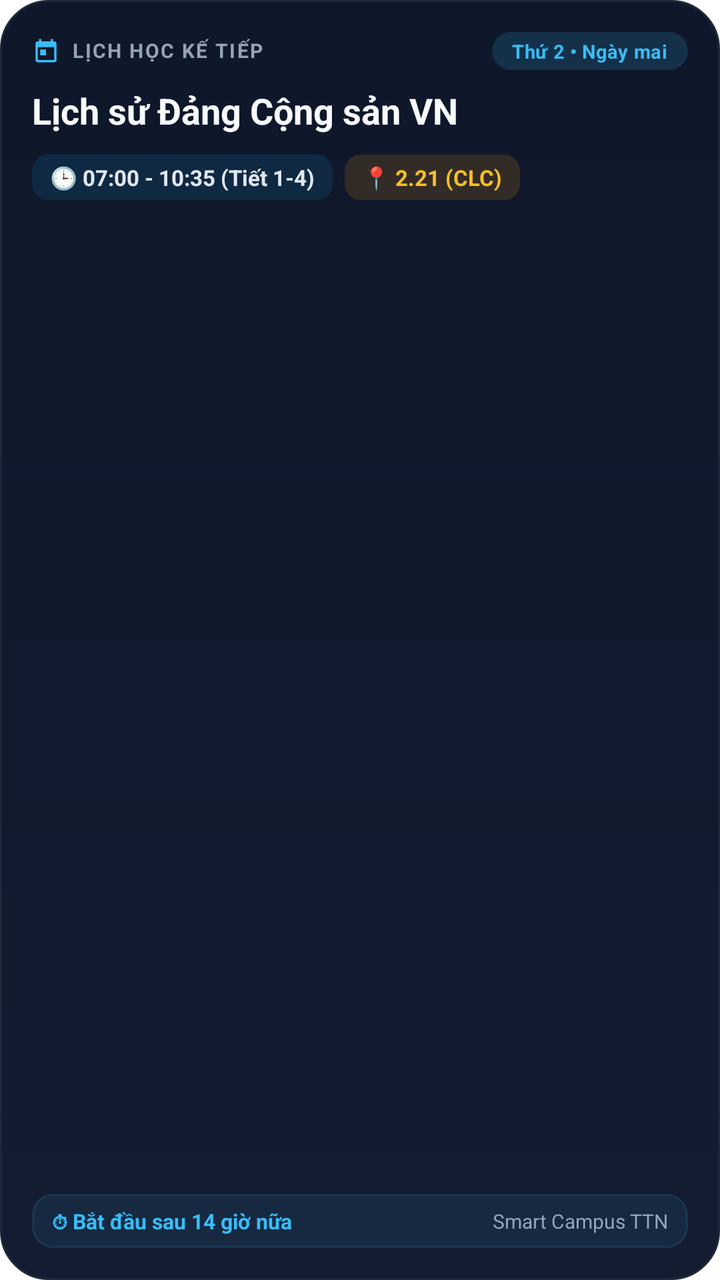
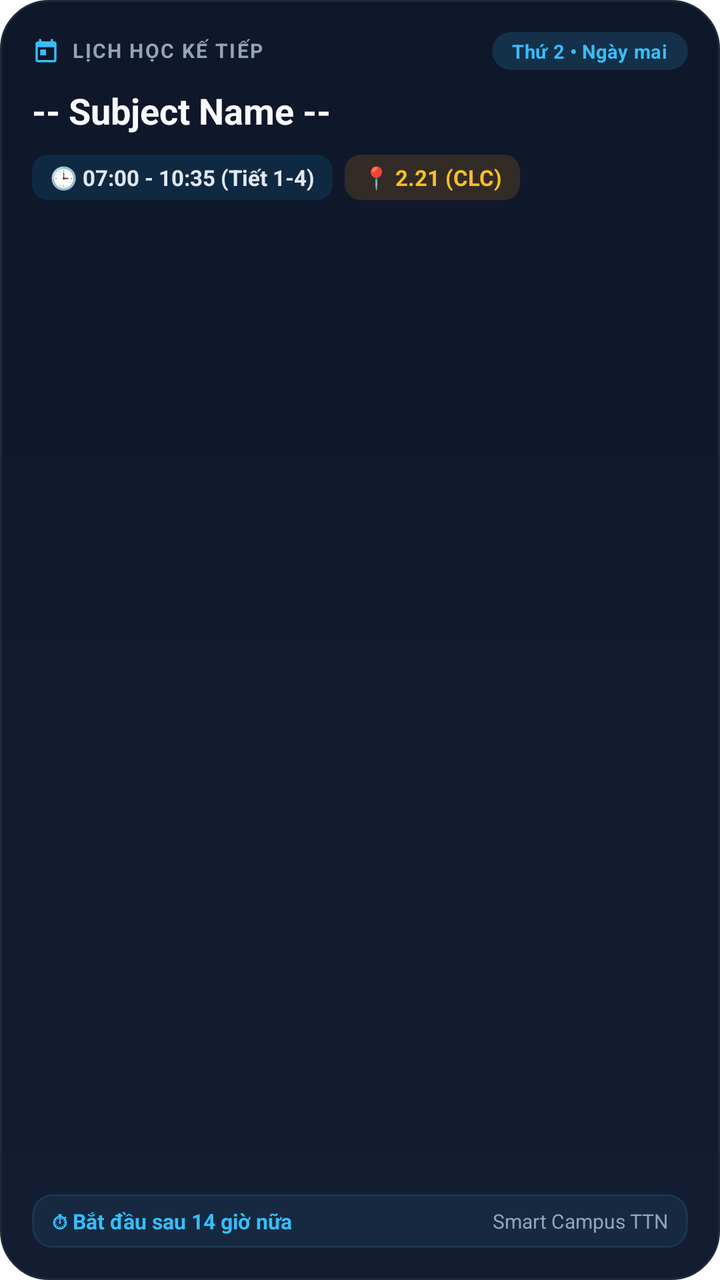

The first picture is an Android layout as it rendered before a commit; the second is the same layout after the commit. The layout source and the unified diff follow.
<!-- AndroidManifest.xml: fallback theme Theme.MaterialComponents.DayNight.NoActionBar -->
<!-- res/layout/schedule_widget_layout.xml -->
<?xml version="1.0" encoding="utf-8"?>
<LinearLayout xmlns:android="http://schemas.android.com/apk/res/android"
    android:id="@+id/widget_root"
    android:layout_width="match_parent"
    android:layout_height="match_parent"
    android:orientation="vertical"
    android:background="@drawable/widget_background"
    android:padding="16dp">

    
    <LinearLayout
        android:layout_width="match_parent"
        android:layout_height="wrap_content"
        android:orientation="horizontal"
        android:gravity="center_vertical">

        
        <LinearLayout
            android:layout_width="0dp"
            android:layout_height="wrap_content"
            android:layout_weight="1"
            android:orientation="horizontal"
            android:gravity="center_vertical">

            <ImageView
                android:layout_width="14dp"
                android:layout_height="14dp"
                android:src="@drawable/ic_widget_calendar"
                android:contentDescription="Calendar" />

            <TextView
                android:layout_width="wrap_content"
                android:layout_height="wrap_content"
                android:layout_marginStart="6dp"
                android:text="LỊCH HỌC KẾ TIẾP"
                android:textColor="#94A3B8"
                android:textSize="10sp"
                android:textStyle="bold"
                android:letterSpacing="0.08" />
        </LinearLayout>

        
        <TextView
            android:id="@+id/widget_status"
            android:layout_width="wrap_content"
            android:layout_height="wrap_content"
            android:text="Thứ 2 • Ngày mai"
            android:textColor="#38BDF8"
            android:background="@drawable/widget_tonal_sky_pill"
            android:paddingStart="10dp"
            android:paddingEnd="10dp"
            android:paddingTop="3dp"
            android:paddingBottom="3dp"
            android:textSize="9.5sp"
            android:textStyle="bold"
            android:letterSpacing="0.02" />
    </LinearLayout>

    
    <TextView
        android:id="@+id/widget_subject"
        android:layout_width="match_parent"
        android:layout_height="wrap_content"
        android:layout_marginTop="8dp"
        android:text="Lịch sử Đảng Cộng sản VN"
        android:textColor="#F8FAFC"
        android:textSize="18sp"
        android:textStyle="bold"
        android:maxLines="2"
        android:ellipsize="end" />

    
    <LinearLayout
        android:layout_width="match_parent"
        android:layout_height="wrap_content"
        android:layout_marginTop="10dp"
        android:orientation="horizontal"
        android:gravity="center_vertical">

        
        <LinearLayout
            android:layout_width="wrap_content"
            android:layout_height="wrap_content"
            android:background="@drawable/widget_chip_time_bg"
            android:paddingStart="9dp"
            android:paddingEnd="9dp"
            android:paddingTop="4dp"
            android:paddingBottom="4dp"
            android:orientation="horizontal"
            android:gravity="center_vertical">

            <TextView
                android:id="@+id/widget_time"
                android:layout_width="wrap_content"
                android:layout_height="wrap_content"
                android:text="🕒 07:00 - 10:35 (Tiết 1-4)"
                android:textColor="#E2E8F0"
                android:textSize="11sp"
                android:textStyle="bold" />
        </LinearLayout>

        <TextView
            android:layout_width="6dp"
            android:layout_height="wrap_content" />

        
        <LinearLayout
            android:layout_width="wrap_content"
            android:layout_height="wrap_content"
            android:background="@drawable/widget_chip_room_bg"
            android:paddingStart="9dp"
            android:paddingEnd="9dp"
            android:paddingTop="4dp"
            android:paddingBottom="4dp"
            android:orientation="horizontal"
            android:gravity="center_vertical">

            <TextView
                android:id="@+id/widget_room"
                android:layout_width="wrap_content"
                android:layout_height="wrap_content"
                android:text="📍 2.21 (CLC)"
                android:textColor="#FBBF24"
                android:textSize="11sp"
                android:textStyle="bold" />
        </LinearLayout>
    </LinearLayout>

    <TextView
        android:layout_width="match_parent"
        android:layout_height="0dp"
        android:layout_weight="1" />

    
    <LinearLayout
        android:layout_width="match_parent"
        android:layout_height="wrap_content"
        android:layout_marginTop="10dp"
        android:background="@drawable/widget_countdown_bar_bg"
        android:paddingStart="10dp"
        android:paddingEnd="10dp"
        android:paddingTop="6dp"
        android:paddingBottom="6dp"
        android:orientation="horizontal"
        android:gravity="center_vertical">

        <TextView
            android:id="@+id/widget_countdown"
            android:layout_width="0dp"
            android:layout_height="wrap_content"
            android:layout_weight="1"
            android:text="⏱ Bắt đầu sau 14 giờ nữa"
            android:textColor="#38BDF8"
            android:textSize="10.5sp"
            android:textStyle="bold"
            android:maxLines="1"
            android:ellipsize="end" />

        <TextView
            android:id="@+id/widget_lecturer"
            android:layout_width="wrap_content"
            android:layout_height="wrap_content"
            android:text="Smart Campus TTN"
            android:textColor="#94A3B8"
            android:textSize="10sp" />
    </LinearLayout>
</LinearLayout>
<!-- resources referenced by this layout -->
<resources>
  <!-- drawable ic_widget_calendar (drawable) -->
  <vector xmlns:android="http://schemas.android.com/apk/res/android"
      android:width="14dp"
      android:height="14dp"
      android:viewportWidth="24"
      android:viewportHeight="24">
    <path
        android:fillColor="#38BDF8"
        android:pathData="M19,4h-1V2h-2v2H8V2H6v2H5C3.89,4 3.01,4.9 3.01,6L3,20c0,1.1 0.89,2 2,2h14c1.1,0 2,-0.9 2,-2V6C21,4.9 20.1,4 19,4zM19,20H5V9h14V20zM7,11h5v5H7V11z"/>
  </vector>
  <!-- drawable widget_background (drawable) -->
  <?xml version="1.0" encoding="utf-8"?>
  <shape xmlns:android="http://schemas.android.com/apk/res/android"
      android:shape="rectangle">
      <gradient
          android:angle="145"
          android:startColor="#0F172A"
          android:endColor="#131C31"
          android:type="linear" />
      <corners android:radius="24dp" />
      <stroke android:width="1dp" android:color="#1E293B" />
  </shape>
  <!-- drawable widget_chip_room_bg (drawable) -->
  <?xml version="1.0" encoding="utf-8"?>
  <shape xmlns:android="http://schemas.android.com/apk/res/android"
      android:shape="rectangle">
      <solid android:color="#26F59E0B" />
      <corners android:radius="8dp" />
  </shape>
  <!-- drawable widget_chip_time_bg (drawable) -->
  <?xml version="1.0" encoding="utf-8"?>
  <shape xmlns:android="http://schemas.android.com/apk/res/android"
      android:shape="rectangle">
      <solid android:color="#1F0EA5E9" />
      <corners android:radius="8dp" />
  </shape>
  <!-- drawable widget_countdown_bar_bg (drawable) -->
  <?xml version="1.0" encoding="utf-8"?>
  <shape xmlns:android="http://schemas.android.com/apk/res/android"
      android:shape="rectangle">
      <solid android:color="#1438BDF8" />
      <corners android:radius="10dp" />
      <stroke android:width="1dp" android:color="#2038BDF8" />
  </shape>
  <!-- drawable widget_tonal_sky_pill (drawable) -->
  <?xml version="1.0" encoding="utf-8"?>
  <shape xmlns:android="http://schemas.android.com/apk/res/android"
      android:shape="rectangle">
      <solid android:color="#2638BDF8" />
      <corners android:radius="999dp" />
  </shape>
</resources>

<!-- the commit's change to res/layout/schedule_widget_layout.xml (unified diff, before → after) -->
@@ -62,7 +62,7 @@
         android:layout_width="match_parent"
         android:layout_height="wrap_content"
         android:layout_marginTop="8dp"
-        android:text="Lịch sử Đảng Cộng sản VN"
+        android:text="-- Subject Name --"
         android:textColor="#F8FAFC"
         android:textSize="18sp"
         android:textStyle="bold"
